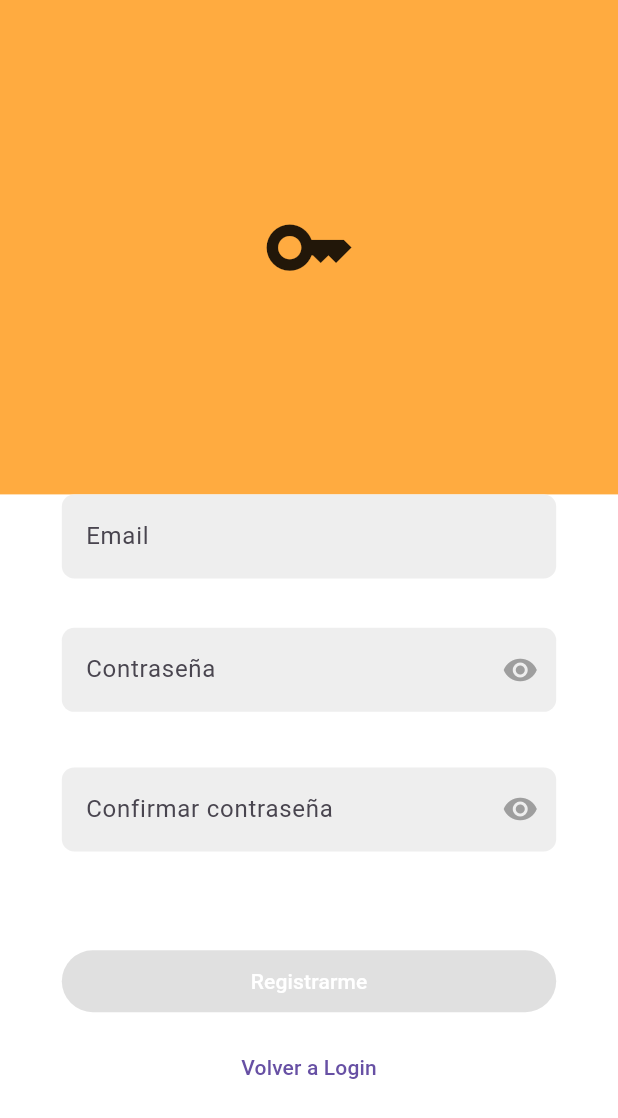
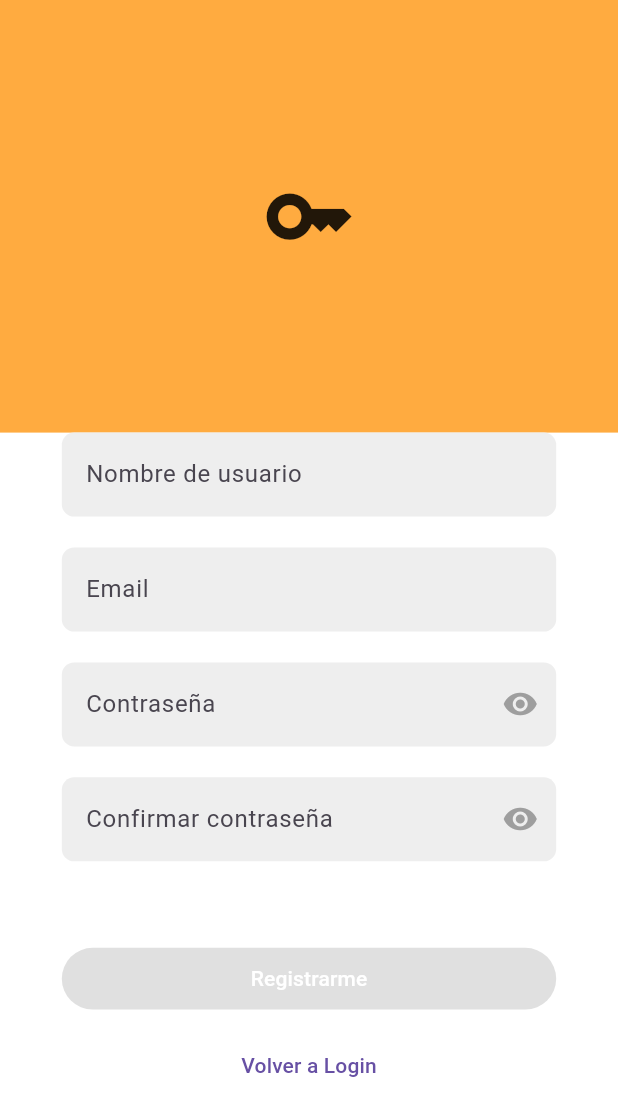
Before and after one commit to cjamar/clases_fit_app, a Flutter app: the RegisterPage screen opened directly, on a phone screen of 412 x 824 dp. Shown: the top 1118 px of the screen. Run offline on Flutter 3.47's test engine with Material 3 defaults, Android fonts, the phone set to English and light mode, and no system bars; our stand-ins replace equatable, flutter_bloc, sign_in_button, supabase_flutter; accounts and stored records are empty.

Commit message:
Added userName to Register

```diff
--- a/lib/features/auth/presentation/pages/register_page.dart
+++ b/lib/features/auth/presentation/pages/register_page.dart
@@ -5,6 +5,7 @@ import 'package:clases_fit_app/features/auth/presentation/widgets/auth_back_butt
 import 'package:clases_fit_app/features/auth/presentation/widgets/auth_email_field.dart';
 import 'package:clases_fit_app/features/auth/presentation/widgets/auth_footer.dart';
 import 'package:clases_fit_app/features/auth/presentation/widgets/auth_form.dart';
+import 'package:clases_fit_app/features/auth/presentation/widgets/auth_name_field.dart';
 import 'package:clases_fit_app/features/auth/presentation/widgets/auth_password_field.dart';
 import 'package:clases_fit_app/features/auth/presentation/widgets/auth_submit_button.dart';
 import 'package:flutter/material.dart';
@@ -19,9 +20,11 @@ class RegisterPage extends StatefulWidget {
 
 class _RegisterPageState extends State<RegisterPage> {
   final _formKey = GlobalKey<FormState>();
+  final _nameController = TextEditingController();
   final _emailController = TextEditingController();
   final _passwordController = TextEditingController();
   final _confirmPasswordController = TextEditingController();
+  final _nameFocus = FocusNode();
   final _emailFocus = FocusNode();
   final _passwordFocus = FocusNode();
   final _confirmPasswordFocus = FocusNode();
@@ -30,9 +33,11 @@ class _RegisterPageState extends State<RegisterPage> {
   @override
   void initState() {
     super.initState();
+    _nameController.addListener(_validate);
     _emailController.addListener(_validate);
     _passwordController.addListener(_validate);
     _confirmPasswordController.addListener(_validate);
+    _nameController.addListener(() => setState(() {}));
     _emailFocus.addListener(() => setState(() {}));
     _passwordFocus.addListener(() => setState(() {}));
     _confirmPasswordFocus.addListener(() => setState(() {}));
@@ -40,9 +45,11 @@ class _RegisterPageState extends State<RegisterPage> {
 
   @override
   void dispose() {
+    _nameController.dispose();
     _emailController.dispose();
     _passwordController.dispose();
     _confirmPasswordController.dispose();
+    _nameFocus.dispose();
     _emailFocus.dispose();
     _passwordFocus.dispose();
     _confirmPasswordFocus.dispose();
@@ -50,17 +57,20 @@ class _RegisterPageState extends State<RegisterPage> {
   }
 
   void _validate() {
+    final userName = _nameController.text.trim();
     final email = _emailController.text.trim();
     final password = _passwordController.text.trim();
     final confirmPassword = _confirmPasswordController.text.trim();
 
+    final userNameValid = userName.isNotEmpty && userName.length >= 3;
     final emailValid =
         email.isNotEmpty && RegExp(r'^[^@]+@[^@]+\.[^@]+').hasMatch(email);
 
     final passwordValid = password.isNotEmpty && password.length >= 6;
     final confirmPasswordValid = confirmPassword == password;
 
-    _isValid.value = emailValid && passwordValid && confirmPasswordValid;
+    _isValid.value =
+        userNameValid && emailValid && passwordValid && confirmPasswordValid;
   }
 
   void _onSubmit() {
@@ -70,13 +80,18 @@ class _RegisterPageState extends State<RegisterPage> {
       RegisterRequested(
         email: _emailController.text.trim(),
         password: _passwordController.text.trim(),
-        name: 'user-name',
+        name: _capitalizer(_nameController.text.trim()),
       ),
     );
+    _nameController.clear();
     _emailController.clear();
     _passwordController.clear();
     _confirmPasswordController.clear();
   }
+
+  String _capitalizer(String text) => text.isNotEmpty
+      ? text[0].toUpperCase() + text.substring(1).toLowerCase()
+      : text;
 
   @override
   Widget build(BuildContext context) {
@@ -112,12 +127,12 @@ class _RegisterPageState extends State<RegisterPage> {
 
   _imageRegisterArea(Size size) => SizedBox(
     width: size.width * 0.8,
-    height: size.height * 0.4,
+    height: size.height * 0.35,
     child: Center(child: Icon(Icons.key, size: size.width * 0.15)),
   );
 
   _formArea(Size size) => Container(
-    height: size.height * 0.6,
+    height: size.height * 0.65,
     width: size.width,
     color: Colors.white,
     child: Form(
@@ -126,25 +141,31 @@ class _RegisterPageState extends State<RegisterPage> {
         children: [
           AuthForm(
             fields: [
+              AuthNameField(
+                controller: _nameController,
+                focusNode: _nameFocus,
+                size: size,
+              ),
+              SizedBox(height: size.height * 0.025),
               AuthEmailField(
                 controller: _emailController,
                 focusNode: _emailFocus,
                 size: size,
               ),
-              SizedBox(height: size.height * 0.04),
+              SizedBox(height: size.height * 0.025),
               AuthPasswordField(
                 controller: _passwordController,
                 focusNode: _passwordFocus,
                 size: size,
               ),
-              SizedBox(height: size.height * 0.045),
+              SizedBox(height: size.height * 0.025),
               AuthPasswordField(
                 controller: _confirmPasswordController,
                 focusNode: _confirmPasswordFocus,
                 label: 'Confirmar contraseña',
                 size: size,
               ),
-              SizedBox(height: size.height * 0.055),
+              SizedBox(height: size.height * 0.045),
             ],
             submitButton: ValueListenableBuilder<bool>(
               valueListenable: _isValid,
--- /dev/null
+++ b/lib/features/auth/presentation/widgets/auth_name_field.dart
@@ -0,0 +1,57 @@
+import 'package:flutter/material.dart';
+
+class AuthNameField extends StatelessWidget {
+  final TextEditingController controller;
+  final FocusNode focusNode;
+  final Size size;
+  const AuthNameField({
+    super.key,
+    required this.controller,
+    required this.focusNode,
+    required this.size,
+  });
+
+  @override
+  Widget build(BuildContext context) {
+    return SizedBox(
+      width: size.width * 0.8,
+      child: ValueListenableBuilder<TextEditingValue>(
+        valueListenable: controller,
+        builder: (context, value, child) => TextFormField(
+          controller: controller,
+          focusNode: focusNode,
+          keyboardType: TextInputType.emailAddress,
+          validator: (value) => _validateUserName(value),
+          decoration: InputDecoration(
+            hintText: 'Nombre de usuario',
+            filled: true,
+            fillColor: Colors.grey.shade200,
+            border: _inputBorder(size, Colors.transparent),
+            enabledBorder: _inputBorder(size, Colors.transparent),
+            focusedErrorBorder: _inputBorder(size, Colors.transparent),
+            focusedBorder: _inputBorder(size, Colors.blue),
+            suffixIcon: value.text.isNotEmpty && focusNode.hasFocus
+                ? _clearIconButton(size)
+                : null,
+          ),
+        ),
+      ),
+    );
+  }
+
+  _validateUserName(String? value) {
+    if (value == null || value.isEmpty) return 'Nombre de usuario requerido';
+
+    return null;
+  }
+
+  _clearIconButton(Size size) => IconButton(
+    onPressed: controller.clear,
+    icon: Icon(Icons.close, color: Colors.black54, size: size.width * 0.05),
+  );
+
+  _inputBorder(Size size, Color color) => OutlineInputBorder(
+    borderRadius: BorderRadius.circular(size.width * 0.02),
+    borderSide: BorderSide(color: color, width: 1),
+  );
+}
```
